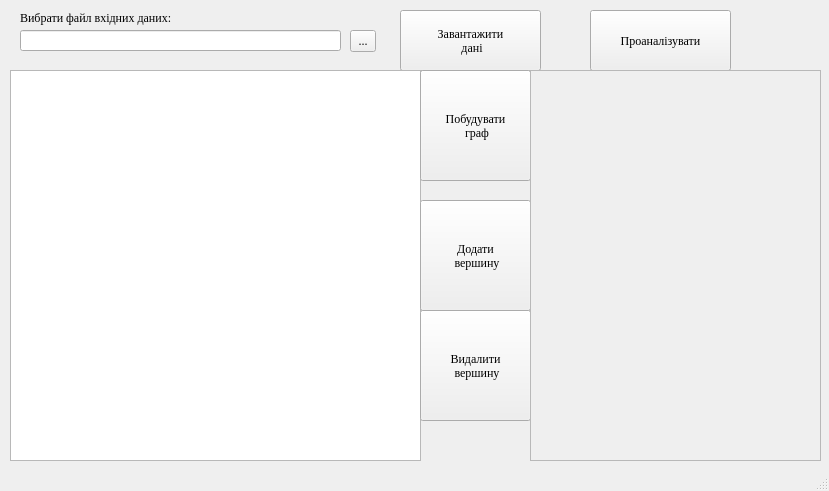
First picture: the form in data/main.ui, repository robin88322/sania7, before the edit.
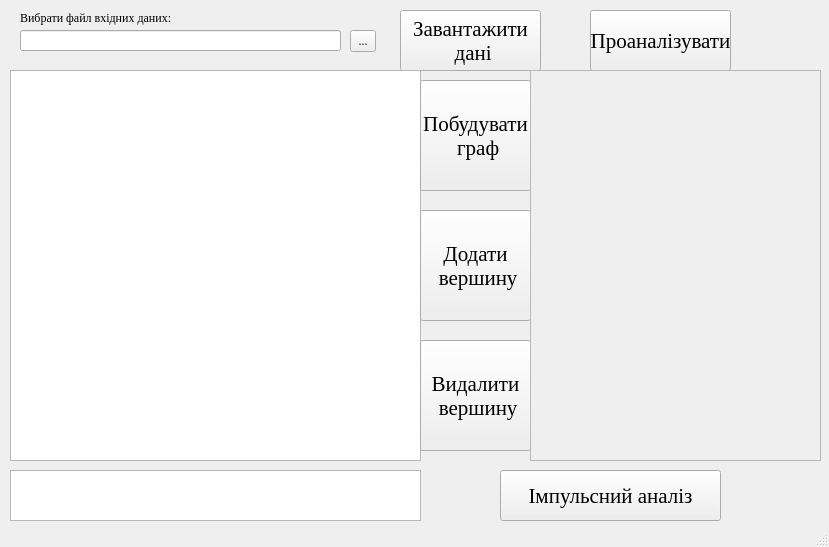
Second picture: the form after the edit.

Diff of the .ui file:
```diff
--- a/data/main.ui
+++ b/data/main.ui
@@ -7,7 +7,7 @@
     <x>0</x>
     <y>0</y>
     <width>829</width>
-    <height>491</height>
+    <height>547</height>
    </rect>
   </property>
   <property name="font">
@@ -64,6 +64,12 @@
       <height>61</height>
      </rect>
     </property>
+    <property name="font">
+     <font>
+      <family>Times New Roman</family>
+      <pointsize>16</pointsize>
+     </font>
+    </property>
     <property name="text">
      <string>Завантажити
  дані</string>
@@ -92,11 +98,17 @@
     <property name="geometry">
      <rect>
       <x>420</x>
-      <y>200</y>
+      <y>210</y>
       <width>111</width>
       <height>111</height>
      </rect>
     </property>
+    <property name="font">
+     <font>
+      <family>Times New Roman</family>
+      <pointsize>16</pointsize>
+     </font>
+    </property>
     <property name="text">
      <string>Додати
  вершину</string>
@@ -106,11 +118,17 @@
     <property name="geometry">
      <rect>
       <x>420</x>
-      <y>310</y>
+      <y>340</y>
       <width>111</width>
       <height>111</height>
      </rect>
     </property>
+    <property name="font">
+     <font>
+      <family>Times New Roman</family>
+      <pointsize>16</pointsize>
+     </font>
+    </property>
     <property name="text">
      <string>Видалити
  вершину</string>
@@ -120,11 +138,17 @@
     <property name="geometry">
      <rect>
       <x>420</x>
-      <y>70</y>
+      <y>80</y>
       <width>111</width>
       <height>111</height>
      </rect>
     </property>
+    <property name="font">
+     <font>
+      <family>Times New Roman</family>
+      <pointsize>16</pointsize>
+     </font>
+    </property>
     <property name="text">
      <string>Побудувати
  граф</string>
@@ -139,6 +163,12 @@
       <height>61</height>
      </rect>
     </property>
+    <property name="font">
+     <font>
+      <family>Times New Roman</family>
+      <pointsize>16</pointsize>
+     </font>
+    </property>
     <property name="text">
      <string>Проаналізувати</string>
     </property>
@@ -186,6 +216,38 @@
      </layout>
     </widget>
    </widget>
+   <widget class="QTableWidget" name="impulse_table">
+    <property name="geometry">
+     <rect>
+      <x>10</x>
+      <y>470</y>
+      <width>411</width>
+      <height>51</height>
+     </rect>
+    </property>
+    <attribute name="verticalHeaderVisible">
+     <bool>false</bool>
+    </attribute>
+   </widget>
+   <widget class="QPushButton" name="impulse">
+    <property name="geometry">
+     <rect>
+      <x>500</x>
+      <y>470</y>
+      <width>221</width>
+      <height>51</height>
+     </rect>
+    </property>
+    <property name="font">
+     <font>
+      <family>Times New Roman</family>
+      <pointsize>16</pointsize>
+     </font>
+    </property>
+    <property name="text">
+     <string>Імпульсний аналіз</string>
+    </property>
+   </widget>
   </widget>
   <widget class="QStatusBar" name="statusbar"/>
  </widget>
```
Left out of the diff: 3 changed lines with no effect on the pictures.
